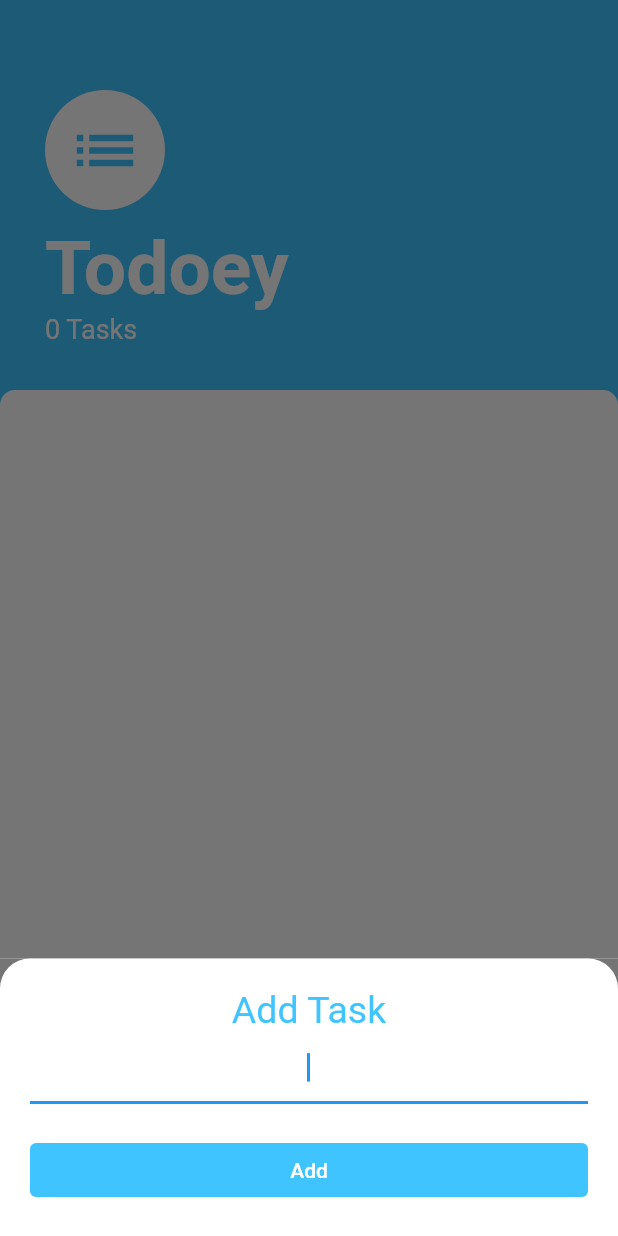
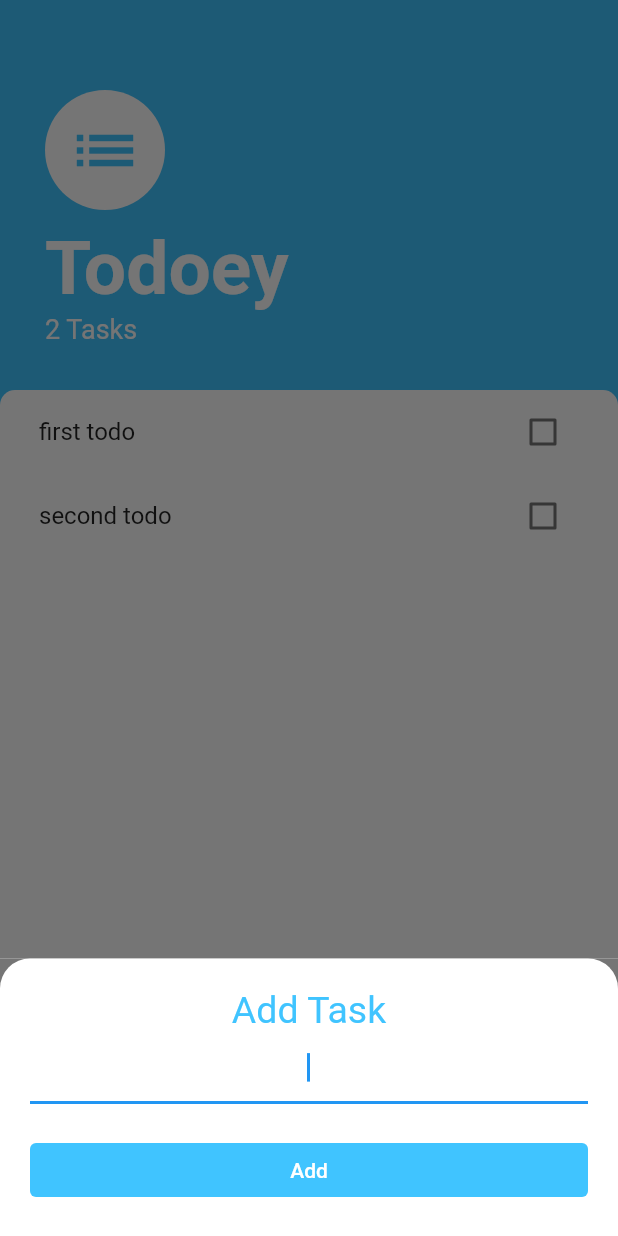
Before and after one commit to rohitpatil8195/todo_app_flutter, a Flutter app: the screen it shows after launch, after a tap on the "add" icon, on a phone screen of 412 x 824 dp. Run offline on Flutter 3.47's test engine with Material 2 defaults, Android fonts, the phone set to English and light mode, and no system bars.

Commit message:
code refactored, integrated provider state management plugin.

```diff
--- a/lib/main.dart
+++ b/lib/main.dart
@@ -1,9 +1,22 @@
 
 import 'package:flutter/material.dart';
 import 'screens/tasks_screen.dart';
+import 'package:provider/provider.dart';
+import 'package:todoey/models/task_data.dart';
+void main() {
+  runApp(
+      MultiProvider(
+        providers: [
+          ChangeNotifierProvider(
+            create: (_) => TaskData(),
+          ),
+        ],
+        child: const MyApp(),
+  ),
+  );
+}
 
-void main(){
-  runApp(const MyApp());
+class Data {
 }
 
  class MyApp extends StatelessWidget {
@@ -11,8 +24,9 @@ void main(){
 
    @override
    Widget build(BuildContext context) {
-     return  MaterialApp(
-       home:TasksScreen()
+
+     return const MaterialApp(
+         home:TasksScreen()
      );
    }
  }
--- a/lib/models/task.dart
+++ b/lib/models/task.dart
@@ -3,7 +3,7 @@
 class Task{
     String name;
    bool isDone;
-  Task({  required this.name, this.isDone = false});
+  Task({required this.name, this.isDone = false});
    void toggleDone(){
      isDone= !isDone;
    }
--- /dev/null
+++ b/lib/models/task_data.dart
@@ -0,0 +1,34 @@
+
+
+import 'package:flutter/foundation.dart';
+import 'task.dart';
+import 'dart:collection';
+
+class TaskData extends ChangeNotifier{
+  final List<Task> _tasks=[
+    Task(name: 'first todo'),
+    Task(name: 'second todo')
+  ];
+  int get taskCount{
+     return _tasks.length;
+  }
+
+  UnmodifiableListView<Task> get tasks{
+  return UnmodifiableListView(_tasks);
+  }
+
+  void addTaskMethod(taskText) {
+    _tasks.add(Task(name: taskText));
+    notifyListeners();
+  }
+
+  void updateTaskState(Task task) {
+    task.toggleDone();
+    notifyListeners();
+  }
+
+  void deleteTask(int index) {
+   _tasks.removeAt(index);
+   notifyListeners();
+  }
+ }
--- a/lib/screens/add_task_screen.dart
+++ b/lib/screens/add_task_screen.dart
@@ -1,4 +1,6 @@
 import 'package:flutter/material.dart';
+import 'package:provider/provider.dart';
+import 'package:todoey/models/task_data.dart';
 import 'package:todoey/widgets/task_list.dart';
 
 import '../models/task.dart';
@@ -6,9 +8,9 @@ import '../models/task.dart';
 
 class AddTaskScreen extends StatelessWidget {
    late String taskText;
-  final Function(String) addTaskClBack;
-
-   AddTaskScreen(this.addTaskClBack, {super.key});
+  // void Function(String) addTaskClBack;
+  //
+  //  AddTaskScreen(this.addTaskClBack, {super.key});
 
    // void fun(){
    //   addTaskClBack(taskText);
@@ -52,7 +54,8 @@ class AddTaskScreen extends StatelessWidget {
                   elevation: 0,
                 ),
                 onPressed: (){
-                  addTaskClBack(taskText);
+                  Provider.of<TaskData>(context, listen: false).addTaskMethod(taskText);
+                  Navigator.pop(context);
                   },
                 child: const Text("Add"),
               ),
--- a/lib/screens/tasks_screen.dart
+++ b/lib/screens/tasks_screen.dart
@@ -1,24 +1,13 @@
 
 import 'package:flutter/material.dart';
-
-import '../models/task.dart';
+import 'package:todoey/models/task_data.dart';
 import '../widgets/task_list.dart';
 import 'add_task_screen.dart';
+import 'package:provider/provider.dart';
 
- class TasksScreen extends StatefulWidget {
-
+ class TasksScreen extends StatelessWidget {
     const TasksScreen({Key? key}) : super(key: key);
 
-  @override
-  State<TasksScreen> createState() => _TasksScreenState();
-}
-
-class _TasksScreenState extends State<TasksScreen> {
-    List<Task> tasks=[
-
-    ];
-
-// Widget buildBottomSheet;
    @override
    Widget build(BuildContext context) {
      return  Scaffold(
@@ -37,12 +26,7 @@ class _TasksScreenState extends State<TasksScreen> {
                builder: (context) => SingleChildScrollView(
                    child:Container(
                      padding: EdgeInsets.only(bottom: MediaQuery.of(context).viewInsets.bottom),
-                     child: AddTaskScreen((taskText){
-                       setState(() {
-                         tasks.add(Task(name: taskText));
-                       });
-                       Navigator.pop(context);
-                   }),
+                     child: AddTaskScreen(),
                    )
                )
            );
@@ -71,7 +55,7 @@ class _TasksScreenState extends State<TasksScreen> {
                       color: Colors.white
                    ),
                  ),
-                 Text('${tasks.length} Tasks',style: const TextStyle(
+                 Text('${Provider.of<TaskData>(context).taskCount} Tasks',style: const TextStyle(
                    color: Colors.white,
                    fontSize: 18
                  ),),
@@ -90,7 +74,7 @@ class _TasksScreenState extends State<TasksScreen> {
                        topLeft: Radius.circular(10)
                    )
                ),
-               child:  TaskList(tasks),
+               child:  TaskList(),
              ),
            )
          ],
@@ -98,9 +82,3 @@ class _TasksScreenState extends State<TasksScreen> {
      );
    }
 }
-
-
-//
-// setState(() {
-// tasks.add(Task(name: taskText));
-// });
--- a/lib/widgets/task_list.dart
+++ b/lib/widgets/task_list.dart
@@ -1,50 +1,43 @@
 import 'package:flutter/material.dart';
 import 'package:todoey/widgets/task_tile.dart';
+import '../models/task.dart';
+import 'package:provider/provider.dart';
 
-import '../models/task.dart';
-import '../screens/tasks_screen.dart';
-
-// class TaskList extends StatelessWidget {
-//   const TaskList({
-//     super.key,
-//   });
-//
-//   @override
-//   Widget build(BuildContext context) {
-//     return ListView(
-//       padding: const EdgeInsets.all(10),
-//       children:   [
-//         TaskTile(),
-//         TaskTile(),
-//         TaskTile(),
-//       ],
-//     );
-//   }
-// }
+import '../models/task_data.dart';
 
 
-class TaskList extends StatefulWidget {
-  final List<Task> tasks;
-   TaskList(this.tasks);
+
+
+class   TaskList extends StatelessWidget  {
+  const TaskList({super.key});
   @override
-  State<TaskList> createState() => _TaskListState();
-}
-
-class _TaskListState extends State<TaskList> {
 
   @override
   Widget build(BuildContext context) {
-    return ListView.builder(itemBuilder: (context,index){
-        return TaskTile(
-            widget.tasks[index].isDone,
-          widget.tasks[index].name,
-            (checkBoxCallBackVal){
-            setState(() {
-              widget.tasks[index].toggleDone();
-            });
+
+        return Consumer<TaskData>(
+          builder: (BuildContext context, taskData, Widget? child) {
+            return ListView.builder(itemBuilder: (context,index){
+              final taskItem=taskData.tasks[index];
+            return TaskTile(
+              isChecked:taskItem.isDone,
+            taskTitle:taskItem.name,
+              checkBoxCallBack:(checkBoxCallBackVal){
+           taskData.updateTaskState(taskItem);
+                },
+               //  (longPressCallback):{
+               //  print('dd');
+               // taskData.deleteTask(index);
+               //  }
+              longPressCallback: () {
+                taskData.deleteTask(index);
+              },
+            );
           },
+              itemCount: taskData.taskCount,);
+    },
         );
-    },itemCount: widget.tasks.length,);
+
     // return ListView(
     //   padding: const EdgeInsets.all(10),
     //   children:   [
--- a/lib/widgets/task_tile.dart
+++ b/lib/widgets/task_tile.dart
@@ -1,14 +1,19 @@
 import 'package:flutter/material.dart';
+
+import '../models/task.dart';
 
 class TaskTile extends StatelessWidget {
 
  final bool isChecked;
  final String taskTitle;
  final Function checkBoxCallBack;
-  const TaskTile(this.isChecked,this.taskTitle,this.checkBoxCallBack, {super.key});
+ final void Function()? longPressCallback;
+  const TaskTile({required this.isChecked,required this.taskTitle,required this.checkBoxCallBack,required this.longPressCallback, super.key});
   @override
   Widget build(BuildContext context) {
-    return   ListTile(
+    return  InkWell(
+      onLongPress: longPressCallback ,
+      child: ListTile(
           title:  Text(taskTitle
           ,style: TextStyle(
                 decoration: isChecked ? TextDecoration.lineThrough : TextDecoration.none),
@@ -20,6 +25,7 @@ class TaskTile extends StatelessWidget {
               checkBoxCallBack(isChecked);
             }
           ),
+      ),
     );
   }
 }
--- a/pubspec.yaml
+++ b/pubspec.yaml
@@ -35,6 +35,7 @@ dependencies:
   # The following adds the Cupertino Icons font to your application.
   # Use with the CupertinoIcons class for iOS style icons.
   cupertino_icons: ^1.0.2
+  provider: ^6.0.5
 
 dev_dependencies:
   flutter_test:
```
Also changed, not shown: pubspec.lock. Lines whose indentation alone changed are shown as unchanged.
